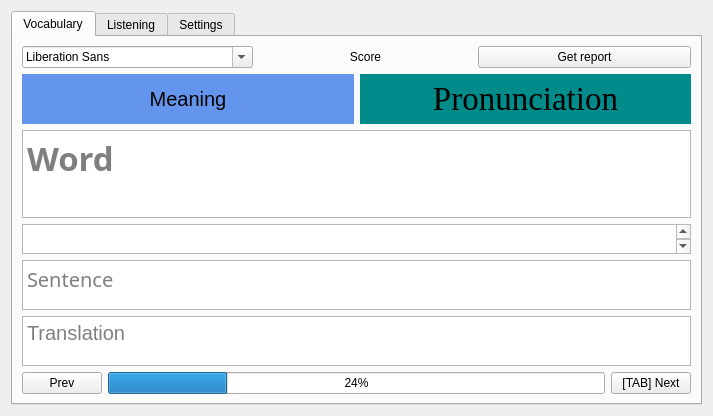
Old version of the form ui/EnglishPractice.ui in the repository SuWeipeng/EnglishPractice.
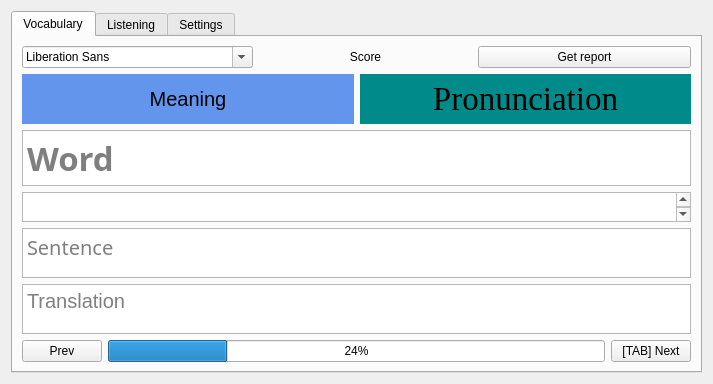
New version of the form.

The edit to the form file:
```diff
--- a/ui/EnglishPractice.ui
+++ b/ui/EnglishPractice.ui
@@ -7,7 +7,7 @@
     <x>0</x>
     <y>0</y>
     <width>713</width>
-    <height>416</height>
+    <height>384</height>
    </rect>
   </property>
   <property name="windowTitle">
```
